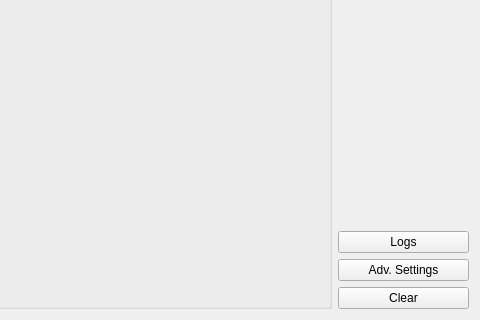
The window that src/ui/configuration/TerminalConsole.ui (ArduPilot/apm_planner) describes before a commit, drawn with Qt 5; both pictures show x 409 to 889 and y 211 to 531 of the 889 by 531 pixel window.
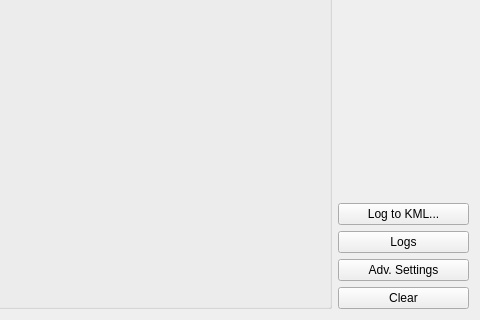
The same window after the commit.

Commit message:
Log to KML button
Add a "Log to KML" button in TerminalConsole to allow
generation of KML/KMZ file from a dataflash log already
on the file system.

When a UI for graphing logs and such is available, the
"Log to KML" button will (should?) be moved there.

```diff
--- a/src/ui/configuration/TerminalConsole.ui
+++ b/src/ui/configuration/TerminalConsole.ui
@@ -138,6 +138,16 @@
        </property>
       </spacer>
      </item>
+     <item>
+      <widget class="QPushButton" name="logToKmlButton">
+       <property name="toolTip">
+        <string>Pick a dataflash log file to generate a KML/KMZ file from</string>
+       </property>
+       <property name="text">
+        <string>Log to KML...</string>
+       </property>
+      </widget>
+     </item>
      <item>
       <widget class="QPushButton" name="logsButton">
        <property name="text">
```
The commit also changes 5 other files.
